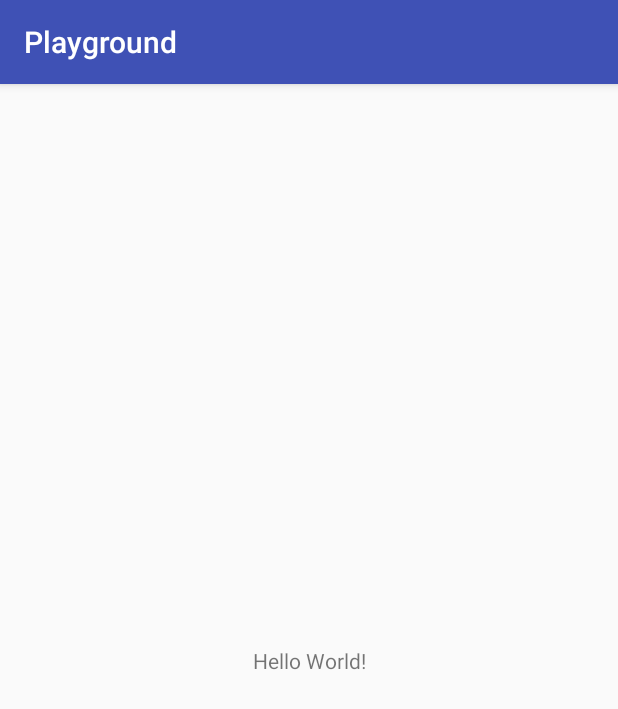
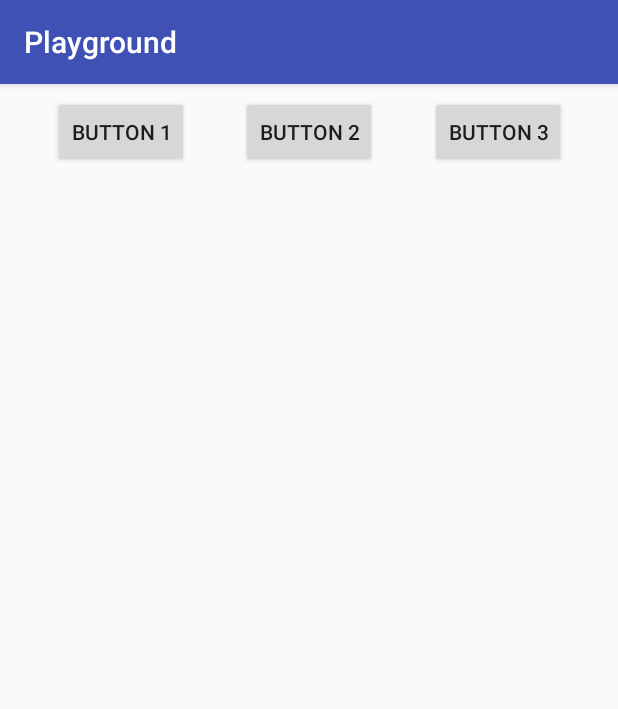
Before and after one commit to vuhung3990/playground, an Android app: the screen it shows after launch (MainActivity), on a phone screen of 412 x 824 dp. Shown: the top 709 px of the screen. Run offline under Robolectric (Android 15) with nearby library versions, the phone set to English and light mode, and no system bars; our stand-ins replace data binding; 1 statement that could not run was skipped.

Commit message:
view model + live data

```diff
--- a/app/src/main/java/com/tux/playground/MainActivity.kt
+++ b/app/src/main/java/com/tux/playground/MainActivity.kt
@@ -2,11 +2,17 @@ package com.tux.playground
 
 import android.os.Bundle
 import androidx.appcompat.app.AppCompatActivity
+import androidx.databinding.DataBindingUtil
+import androidx.lifecycle.ViewModelProviders
+import com.tux.playground.databinding.ActivityMainBinding
 
 class MainActivity : AppCompatActivity() {
 
   override fun onCreate(savedInstanceState: Bundle?) {
     super.onCreate(savedInstanceState)
-    setContentView(R.layout.activity_main)
+    val binding: ActivityMainBinding = DataBindingUtil.setContentView(this, R.layout.activity_main)
+    val viewModel = ViewModelProviders.of(this).get(MainViewModel::class.java)
+    binding.viewModel = viewModel
+    binding.setLifecycleOwner(this)
   }
 }
--- a/app/src/main/res/layout/activity_main.xml
+++ b/app/src/main/res/layout/activity_main.xml
@@ -1,19 +1,61 @@
 <?xml version="1.0" encoding="utf-8"?>
+<layout xmlns:android="http://schemas.android.com/apk/res/android"
+  xmlns:app="http://schemas.android.com/apk/res-auto"
+  xmlns:tools="http://schemas.android.com/tools">
+  <data>
+    <variable
+      name="ViewModel"
+      type="com.tux.playground.MainViewModel"/>
+  </data>
+
   <androidx.constraintlayout.widget.ConstraintLayout
-  xmlns:android="http://schemas.android.com/apk/res/android"
-  xmlns:app="http://schemas.android.com/apk/res-auto"
-  xmlns:tools="http://schemas.android.com/tools"
     android:layout_width="match_parent"
     android:layout_height="match_parent"
     tools:context=".MainActivity">
 
-  <TextView
+    <Button
+      android:id="@+id/button"
       android:layout_width="wrap_content"
       android:layout_height="wrap_content"
-    android:text="Hello World!"
+      android:layout_marginTop="8dp"
+      android:onClick="@{() -> ViewModel.onClickButton1()}"
+      android:text="Button 1"
       app:layout_constraintBottom_toBottomOf="parent"
-    app:layout_constraintLeft_toLeftOf="parent"
-    app:layout_constraintRight_toRightOf="parent"
-    app:layout_constraintTop_toTopOf="parent"/>
-
+      app:layout_constraintEnd_toStartOf="@+id/button2"
+      app:layout_constraintHorizontal_bias="0.5"
+      app:layout_constraintStart_toStartOf="parent"
+      app:layout_constraintTop_toTopOf="parent"
+      app:layout_constraintVertical_bias="0.0"/>
+    <Button
+      android:id="@+id/button2"
+      android:layout_width="wrap_content"
+      android:layout_height="wrap_content"
+      android:onClick="@{() -> ViewModel.onClickButton2()}"
+      android:text="Button 2"
+      app:layout_constraintBottom_toBottomOf="@+id/button"
+      app:layout_constraintEnd_toStartOf="@+id/button3"
+      app:layout_constraintHorizontal_bias="0.5"
+      app:layout_constraintStart_toEndOf="@+id/button"
+      app:layout_constraintTop_toTopOf="@+id/button"/>
+    <Button
+      android:id="@+id/button3"
+      android:layout_width="wrap_content"
+      android:layout_height="wrap_content"
+      android:onClick="@{() -> ViewModel.onClickButton3()}"
+      android:text="Button 3"
+      app:layout_constraintBottom_toBottomOf="@+id/button"
+      app:layout_constraintEnd_toEndOf="parent"
+      app:layout_constraintHorizontal_bias="0.5"
+      app:layout_constraintStart_toEndOf="@+id/button2"
+      app:layout_constraintTop_toTopOf="@+id/button"/>
+    <TextView
+      android:id="@+id/textView"
+      android:layout_width="wrap_content"
+      android:layout_height="wrap_content"
+      android:text="@{ViewModel.text}"
+      app:layout_constraintBottom_toBottomOf="parent"
+      app:layout_constraintEnd_toEndOf="@+id/button3"
+      app:layout_constraintStart_toStartOf="@+id/button"
+      app:layout_constraintTop_toBottomOf="@+id/button"/>
   </androidx.constraintlayout.widget.ConstraintLayout>
+</layout>
```
Also changed, not shown: app/build.gradle (+7 -0 lines), app/src/main/java/com/tux/playground/MainViewModel.kt (added, +26 -0 lines), 2 other files. Lines whose indentation alone changed are shown as unchanged.
